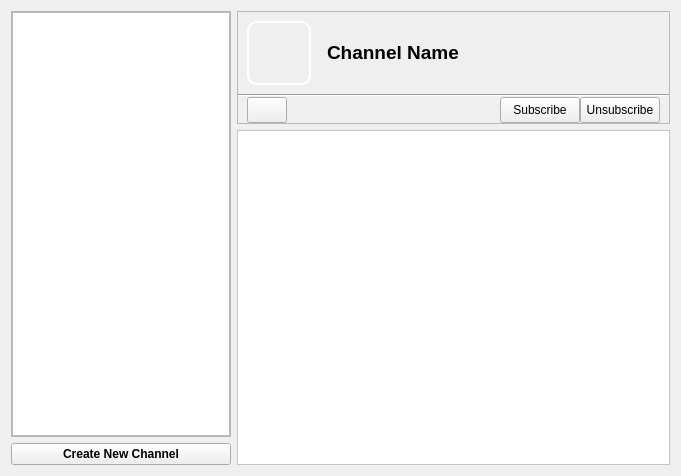
Above: retroshare-gui/src/gui/ChannelFeed.ui from RetroShare/RetroShare before the change. Below: the same form after it.
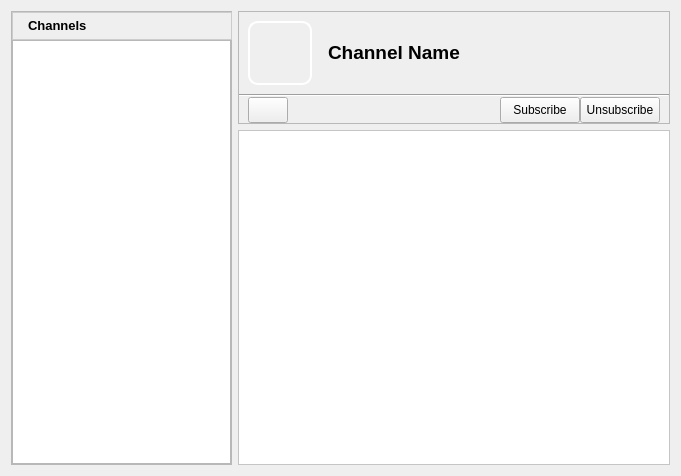
That is the form after the change. Icons and pictures are not drawn.

Commit message: little improvements for Channels and Forums Design

```diff
--- a/retroshare-gui/src/gui/ChannelFeed.ui
+++ b/retroshare-gui/src/gui/ChannelFeed.ui
@@ -25,7 +25,7 @@
   <property name="windowTitle">
    <string>Form</string>
   </property>
-  <layout class="QGridLayout" name="gridLayout_6">
+  <layout class="QGridLayout" name="gridLayout_7">
    <item row="0" column="0">
     <widget class="QFrame" name="chanFrame">
      <property name="sizePolicy">
@@ -36,13 +36,13 @@
      </property>
      <property name="minimumSize">
       <size>
-       <width>220</width>
+       <width>221</width>
        <height>0</height>
       </size>
      </property>
      <property name="maximumSize">
       <size>
-       <width>220</width>
+       <width>221</width>
        <height>16777215</height>
       </size>
      </property>
@@ -72,12 +72,145 @@
        <number>0</number>
       </property>
       <item row="0" column="0">
+       <widget class="QFrame" name="chheaderframe">
+        <property name="minimumSize">
+         <size>
+          <width>220</width>
+          <height>0</height>
+         </size>
+        </property>
+        <property name="maximumSize">
+         <size>
+          <width>220</width>
+          <height>16777215</height>
+         </size>
+        </property>
+        <property name="baseSize">
+         <size>
+          <width>220</width>
+          <height>0</height>
+         </size>
+        </property>
+        <property name="styleSheet">
+         <string notr="true"> QFrame#chheaderframe{
+background-color: qlineargradient(x1:0, y1:0, x2:0, y2:1,
+                                       stop:0 #FEFEFE, stop:1 #E8E8E8);
+
+border: 1px solid #CCCCCC;}
+
+</string>
+        </property>
+        <property name="frameShape">
+         <enum>QFrame::StyledPanel</enum>
+        </property>
+        <property name="frameShadow">
+         <enum>QFrame::Raised</enum>
+        </property>
+        <layout class="QGridLayout" name="gridLayout_6">
+         <property name="margin">
+          <number>2</number>
+         </property>
+         <item row="0" column="0">
+          <layout class="QGridLayout" name="_2">
+           <property name="verticalSpacing">
+            <number>0</number>
+           </property>
+           <item row="0" column="0">
+            <widget class="QLabel" name="label">
+             <property name="maximumSize">
+              <size>
+               <width>24</width>
+               <height>24</height>
+              </size>
+             </property>
+             <property name="text">
+              <string/>
+             </property>
+             <property name="pixmap">
+              <pixmap resource="images.qrc">:/images/channels32.png</pixmap>
+             </property>
+             <property name="scaledContents">
+              <bool>true</bool>
+             </property>
+            </widget>
+           </item>
+           <item row="0" column="1">
+            <widget class="QLabel" name="label_2">
+             <property name="text">
+              <string>&lt;!DOCTYPE HTML PUBLIC &quot;-//W3C//DTD HTML 4.0//EN&quot; &quot;http://www.w3.org/TR/REC-html40/strict.dtd&quot;&gt;
+&lt;html&gt;&lt;head&gt;&lt;meta name=&quot;qrichtext&quot; content=&quot;1&quot; /&gt;&lt;style type=&quot;text/css&quot;&gt;
+p, li { white-space: pre-wrap; }
+&lt;/style&gt;&lt;/head&gt;&lt;body style=&quot; font-family:'MS Shell Dlg 2'; font-size:8.25pt; font-weight:400; font-style:normal;&quot;&gt;
+&lt;p style=&quot; margin-top:0px; margin-bottom:0px; margin-left:0px; margin-right:0px; -qt-block-indent:0; text-indent:0px;&quot;&gt;&lt;span style=&quot; font-family:'Arial'; font-size:10pt; font-weight:600;&quot;&gt;Channels&lt;/span&gt;&lt;/p&gt;&lt;/body&gt;&lt;/html&gt;</string>
+             </property>
+            </widget>
+           </item>
+          </layout>
+         </item>
+         <item row="0" column="1">
+          <spacer>
+           <property name="orientation">
+            <enum>Qt::Horizontal</enum>
+           </property>
+           <property name="sizeHint" stdset="0">
+            <size>
+             <width>123</width>
+             <height>13</height>
+            </size>
+           </property>
+          </spacer>
+         </item>
+         <item row="0" column="2">
+          <widget class="QPushButton" name="channelpushButton">
+           <property name="toolTip">
+            <string>Add</string>
+           </property>
+           <property name="styleSheet">
+            <string notr="true">QPushButton::menu-indicator {
+     subcontrol-origin: padding;
+     subcontrol-position: bottom right;
+ }
+
+ QPushButton::menu-indicator:pressed, QPushButton::menu-indicator:open {
+     position: relative;
+     top: 2px; left: 2px; /* shift the arrow by 2 px */
+ }
+
+ QPushButton:hover {
+	border: 1px solid #CCCCCC;
+ }</string>
+           </property>
+           <property name="text">
+            <string/>
+           </property>
+           <property name="icon">
+            <iconset resource="images.qrc">
+             <normaloff>:/images/edit_add24.png</normaloff>:/images/edit_add24.png</iconset>
+           </property>
+           <property name="iconSize">
+            <size>
+             <width>16</width>
+             <height>16</height>
+            </size>
+           </property>
+           <property name="default">
+            <bool>false</bool>
+           </property>
+           <property name="flat">
+            <bool>true</bool>
+           </property>
+          </widget>
+         </item>
+        </layout>
+       </widget>
+      </item>
+      <item row="1" column="0">
        <widget class="QTreeView" name="treeView"/>
       </item>
      </layout>
     </widget>
    </item>
-   <item row="0" column="1" rowspan="2">
+   <item row="0" column="1">
     <layout class="QGridLayout" name="gridLayout_4">
      <item row="0" column="0">
       <widget class="QFrame" name="frame">
@@ -293,29 +426,6 @@
      </item>
     </layout>
    </item>
-   <item row="1" column="0">
-    <widget class="QPushButton" name="chanButton">
-     <property name="font">
-      <font>
-       <weight>75</weight>
-       <bold>true</bold>
-      </font>
-     </property>
-     <property name="text">
-      <string>Create New Channel</string>
-     </property>
-     <property name="icon">
-      <iconset resource="images.qrc">
-       <normaloff>:/images/add_channel24.png</normaloff>:/images/add_channel24.png</iconset>
-     </property>
-     <property name="iconSize">
-      <size>
-       <width>16</width>
-       <height>16</height>
-      </size>
-     </property>
-    </widget>
-   </item>
   </layout>
  </widget>
  <resources>
```
Left out of the diff: 11 changed lines with no effect on the pictures. The commit also changes 3 other files.
